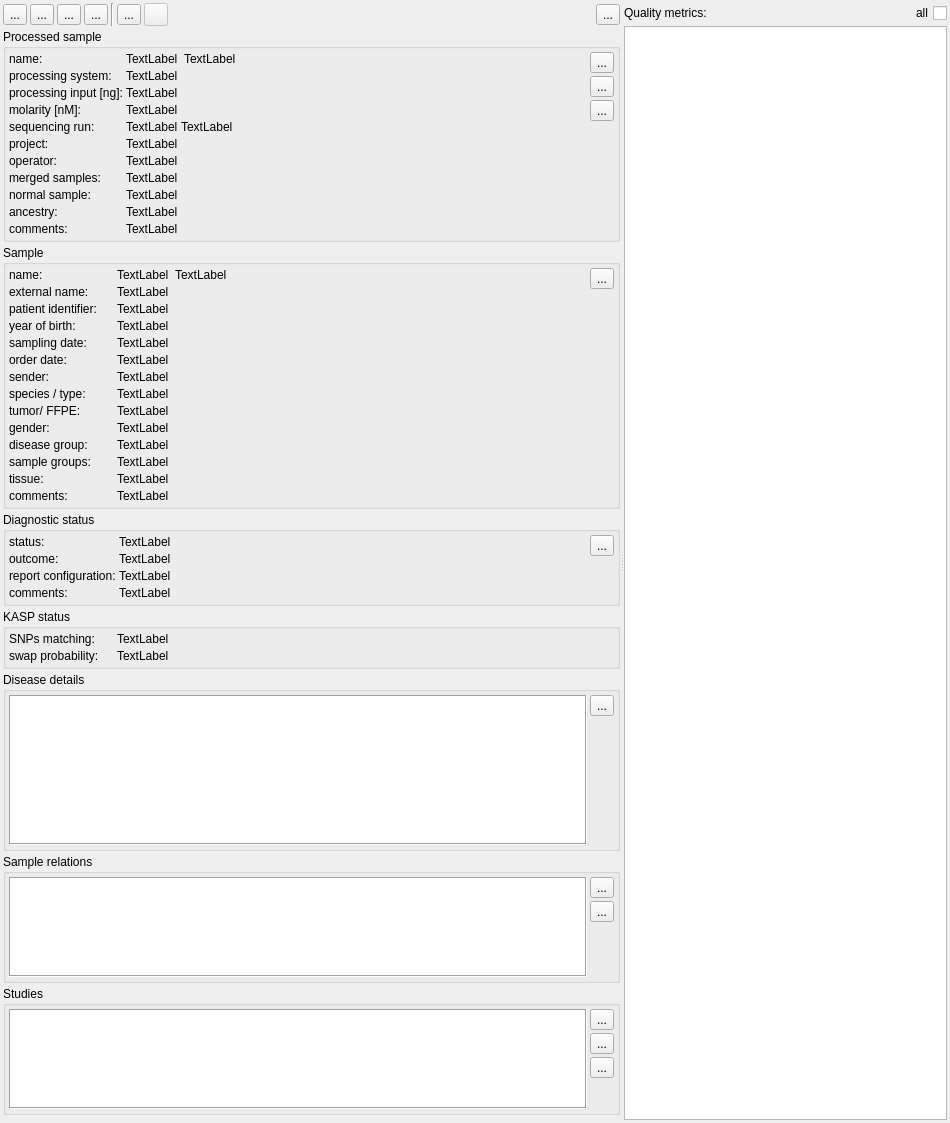
Old version of the form src/GSvar/ProcessedSampleWidget.ui in the repository imgag/ngs-bits.
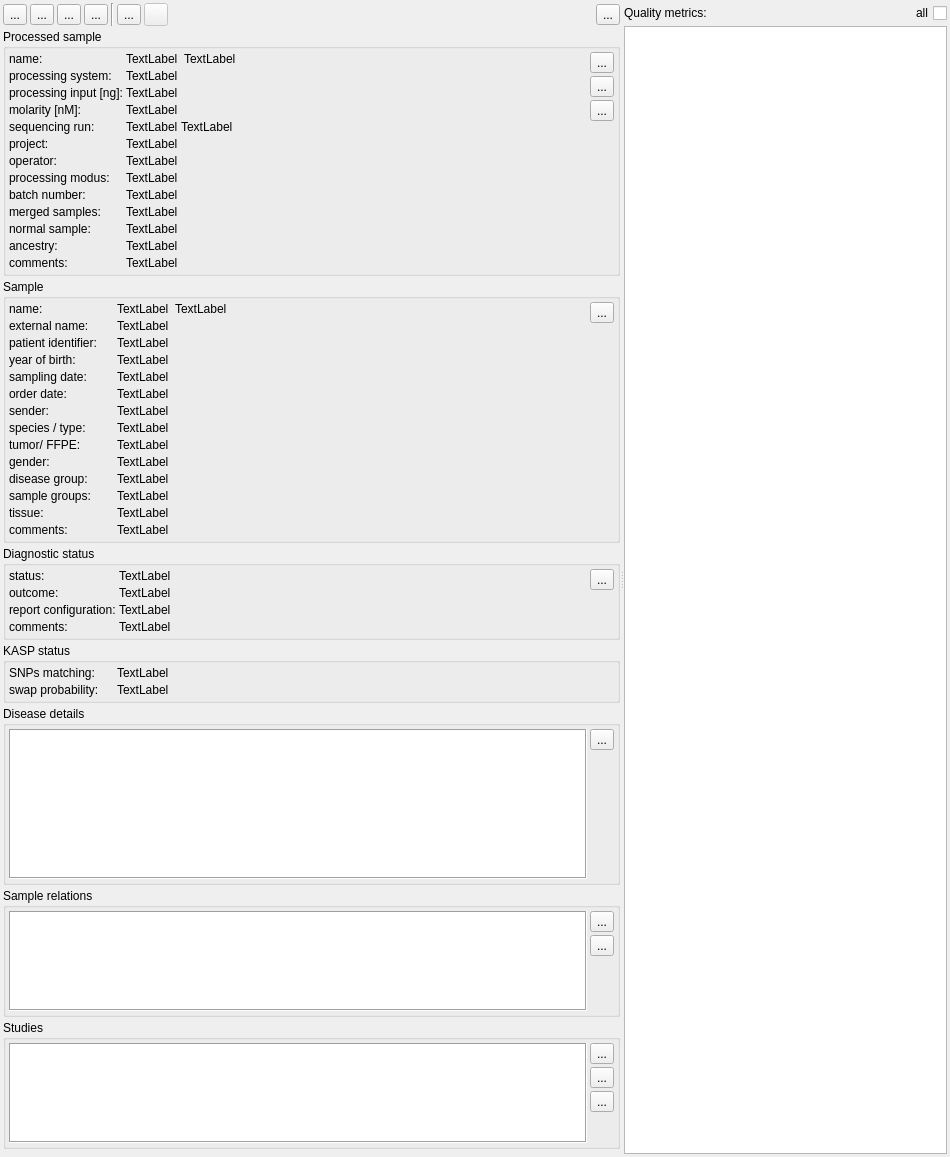
New version of the form. Icons and pictures are not drawn. Custom widgets are drawn as their Qt base class.

Commit message: NGSD: added fields processing_method (enum) and batch_number (100 chars) to processed_sample table

```diff
--- a/src/GSvar/ProcessedSampleWidget.ui
+++ b/src/GSvar/ProcessedSampleWidget.ui
@@ -7,7 +7,7 @@
     <x>0</x>
     <y>0</y>
     <width>950</width>
-    <height>1020</height>
+    <height>1096</height>
    </rect>
   </property>
   <property name="minimumSize">
@@ -371,13 +371,6 @@
               </property>
              </widget>
             </item>
-            <item row="6" column="0">
-             <widget class="QLabel" name="label_25">
-              <property name="text">
-               <string>operator:</string>
-              </property>
-             </widget>
-            </item>
             <item row="6" column="1">
              <widget class="QLabel" name="lab_operator">
               <property name="text">
@@ -388,7 +381,7 @@
               </property>
              </widget>
             </item>
-            <item row="7" column="0">
+            <item row="9" column="0">
              <widget class="QLabel" name="label_22">
               <property name="toolTip">
                <string>&lt;html&gt;&lt;head/&gt;&lt;body&gt;&lt;p&gt;Information about processed samples that were merged analyzed jointly.&lt;/p&gt;&lt;/body&gt;&lt;/html&gt;</string>
@@ -398,7 +391,7 @@
               </property>
              </widget>
             </item>
-            <item row="7" column="1">
+            <item row="9" column="1">
              <widget class="QLabel" name="merged">
               <property name="text">
                <string>TextLabel</string>
@@ -408,7 +401,7 @@
               </property>
              </widget>
             </item>
-            <item row="8" column="0">
+            <item row="10" column="0">
              <widget class="QLabel" name="label_24">
               <property name="toolTip">
                <string>Normal sample associated to a tumor sample for pair analysis.</string>
@@ -418,7 +411,7 @@
               </property>
              </widget>
             </item>
-            <item row="8" column="1">
+            <item row="10" column="1">
              <widget class="QLabel" name="normal_sample">
               <property name="text">
                <string>TextLabel</string>
@@ -428,7 +421,24 @@
               </property>
              </widget>
             </item>
-            <item row="10" column="0">
+            <item row="11" column="0">
+             <widget class="QLabel" name="label_16">
+              <property name="toolTip">
+               <string>&lt;html&gt;&lt;head/&gt;&lt;body&gt;&lt;p&gt;Ancestry estimated from variant data using the ngs-bits SampleAncestry tool.&lt;/p&gt;&lt;/body&gt;&lt;/html&gt;</string>
+              </property>
+              <property name="text">
+               <string>ancestry:</string>
+              </property>
+             </widget>
+            </item>
+            <item row="11" column="1">
+             <widget class="QLabel" name="ancestry">
+              <property name="text">
+               <string>TextLabel</string>
+              </property>
+             </widget>
+            </item>
+            <item row="12" column="0">
              <widget class="QLabel" name="label_10">
               <property name="text">
                <string>comments:</string>
@@ -438,7 +448,7 @@
               </property>
              </widget>
             </item>
-            <item row="10" column="1">
+            <item row="12" column="1">
              <widget class="QLabel" name="comments_processed_sample">
               <property name="minimumSize">
                <size>
@@ -457,18 +467,36 @@
               </property>
              </widget>
             </item>
-            <item row="9" column="0">
-             <widget class="QLabel" name="label_16">
-              <property name="toolTip">
-               <string>&lt;html&gt;&lt;head/&gt;&lt;body&gt;&lt;p&gt;Ancestry estimated from variant data using the ngs-bits SampleAncestry tool.&lt;/p&gt;&lt;/body&gt;&lt;/html&gt;</string>
+            <item row="6" column="0">
+             <widget class="QLabel" name="label_25">
+              <property name="text">
+               <string>operator:</string>
               </property>
+             </widget>
+            </item>
+            <item row="7" column="0">
+             <widget class="QLabel" name="label_33">
               <property name="text">
-               <string>ancestry:</string>
+               <string>processing modus:</string>
               </property>
              </widget>
             </item>
-            <item row="9" column="1">
-             <widget class="QLabel" name="ancestry">
+            <item row="8" column="0">
+             <widget class="QLabel" name="label_34">
+              <property name="text">
+               <string>batch number:</string>
+              </property>
+             </widget>
+            </item>
+            <item row="7" column="1">
+             <widget class="QLabel" name="processing_modus">
+              <property name="text">
+               <string>TextLabel</string>
+              </property>
+             </widget>
+            </item>
+            <item row="8" column="1">
+             <widget class="QLabel" name="batch_number">
               <property name="text">
                <string>TextLabel</string>
               </property>
```
The commit also changes 9 other files.
